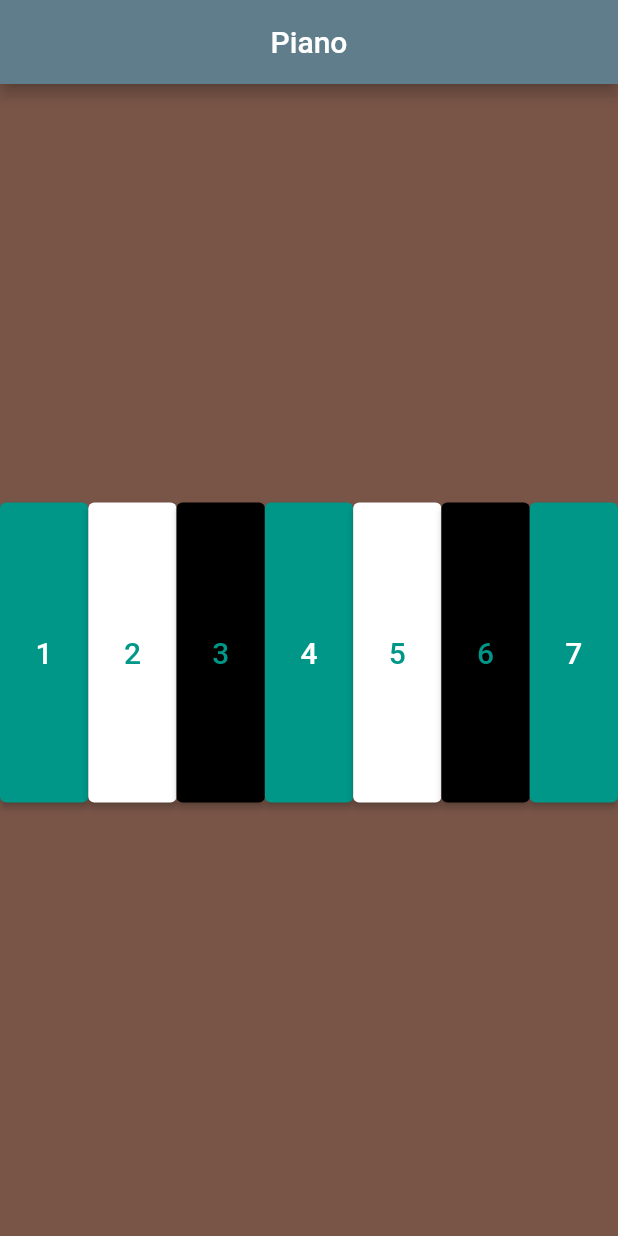
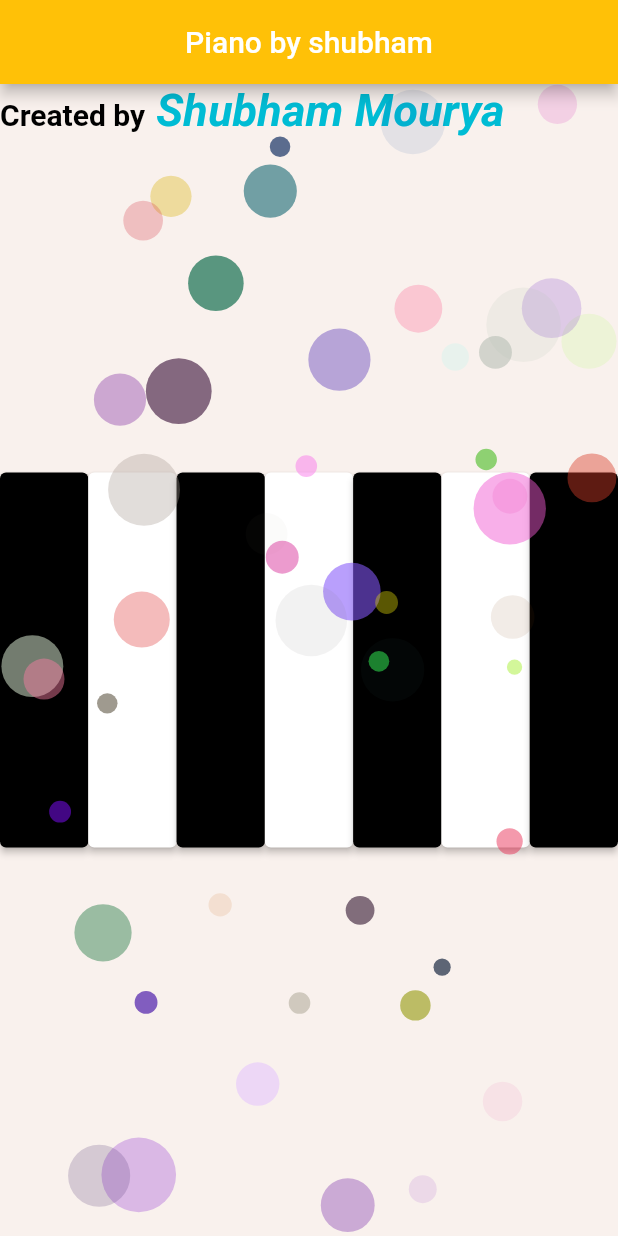
Before and after one commit to shubhamgitvns/Instrument-App, a Flutter app: the screen it shows after launch, on a phone screen of 412 x 824 dp. Run offline on Flutter 3.47's test engine with Material 2 defaults, Android fonts, the phone set to English and light mode, and no system bars; our stand-ins replace audioplayers.

Commit message:
day-2 piano app

```diff
--- a/lib/main.dart
+++ b/lib/main.dart
@@ -1,172 +1,280 @@
+import 'dart:math';
+
 import 'package:flutter/material.dart';
 import 'package:audioplayers/audioplayers.dart'; //import library to play audio
 
-void main() {
-  runApp(const Piano());
+class DiscData {
+  static final _rng = Random();
+
+  final double size;
+  final Color color;
+  final Alignment alignment;
+
+  DiscData()
+      : size = _rng.nextDouble() * 40 + 10,
+        color = Color.fromARGB(
+          _rng.nextInt(200),
+          _rng.nextInt(255),
+          _rng.nextInt(255),
+          _rng.nextInt(255),
+        ),
+        alignment = Alignment(
+          _rng.nextDouble() * 2 - 1,
+          _rng.nextDouble() * 2 - 1,
+        );
 }
 
-class Piano extends StatelessWidget {
-  const Piano({super.key});
-
-  @override
-  Widget build(BuildContext context) {
-    return MaterialApp(
+void main() async {
+  runApp(
+    MaterialApp(
       debugShowCheckedModeBanner: false,
       home: Scaffold(
-        backgroundColor: Colors.brown,
         appBar: AppBar(
-          backgroundColor: Colors.blueGrey,
-          title: const Text("Piano"),
+          backgroundColor: Colors.amber,
+          title: Text("Piano by shubham"),
           centerTitle: true,
         ),
-        body: Column(
-          mainAxisAlignment: MainAxisAlignment.center,
-          crossAxisAlignment: CrossAxisAlignment.stretch,
-          children: [
-            Row(
-              children: [
-                Expanded(
-                    child: SizedBox(
-                      height: 200,
-                      child: ElevatedButton(
-                        style:
-                        ElevatedButton.styleFrom(backgroundColor: Colors.teal),
-                        onPressed: () {
-                          print("Play");
-                          final player = AudioPlayer();
-                          player.play(AssetSource('note1.wav'));
-                        },
-                        child: const Text(
-                          "1",
-                          style: TextStyle(color: Colors.white, fontSize: 20),
+        body: Container(
+
+           color: const Color(0xddd5000),
+          child: const SizedBox.expand(
+            child: VariousDiscs(50),
           ),
         ),
       ),
     ),
+  );
+}
 
+class VariousDiscs extends StatefulWidget {
+  final int numberOfDiscs;
+
+  const VariousDiscs(this.numberOfDiscs);
+
+  @override
+  State<VariousDiscs> createState() => _VariousDiscsState();
+}
+
+class _VariousDiscsState extends State<VariousDiscs> {
+  final _discs = <DiscData>[];
+
+  @override
+  void initState() {
+    super.initState();
+    _makeDiscs();
+  }
+
+  void _makeDiscs() async {
+    _discs.clear();
+    for (int i = 0; i < widget.numberOfDiscs; i++) {
+      _discs.add(DiscData());
+    }
+    await Future.delayed(const Duration(seconds: 2));
+    _discs.clear();
+    for (int i = 0; i < widget.numberOfDiscs; i++) {
+      _discs.add(DiscData());
+    }
+  }
+
+  @override
+  Widget build(BuildContext context) {
+    return Stack(
+      children: [
+        Row(
+          children:  [
+
+    RichText(
+    text: TextSpan(
+
+      style: DefaultTextStyle.of(context).style,
+      children: const <TextSpan>[
+        TextSpan(text: 'Created by', style: TextStyle(fontWeight: FontWeight.bold,fontSize: 20,color: Colors.black)),
+        TextSpan(text: ' Shubham Mourya',style: TextStyle(fontWeight: FontWeight.bold,fontStyle: FontStyle.italic,fontSize: 30,color: Colors.cyan)),
+
+
+          ],
+        ),
+    ),
+        ]
+        ),
+        Center(
+          child: Row(
+            children: [
               Expanded(
                   child: SizedBox(
-                    height: 200,
+                height: 250,
+                child: ElevatedButton(
+                  style:
+                      ElevatedButton.styleFrom(backgroundColor: Colors.black),
+                  onPressed: () {
+                    setState(
+                      () {
+                        _makeDiscs();
+                        // await Future.delayed(Duration(seconds: 2));
+                        //_makeDiscs();
+                      },
+                    );
+                    final player = AudioPlayer();
+                    player.play(AssetSource('note1.wav'));
+
+                    print("Play");
+                  },
+                  child: const Text(
+                    "",
+                    style: TextStyle(color: Colors.teal, fontSize: 20),
+                  ),
+                ),
+              )),
+              Expanded(
+                  child: SizedBox(
+                height: 250,
                 child: ElevatedButton(
                   style:
                       ElevatedButton.styleFrom(backgroundColor: Colors.white),
                   onPressed: () {
+                    setState(() {
+                      _makeDiscs();
+                    });
                     print("Play");
                     final player = AudioPlayer();
                     player.play(AssetSource('note2.wav'));
                   },
                   child: const Text(
-                        "2",
+                    "",
                     style: TextStyle(color: Colors.teal, fontSize: 20),
                   ),
                 ),
-                  ),
-                ),
-
+              )),
               Expanded(
                   child: SizedBox(
-                    height: 200,
+                height: 250,
                 child: ElevatedButton(
                   style:
                       ElevatedButton.styleFrom(backgroundColor: Colors.black),
                   onPressed: () {
+                    setState(() {
+                      _makeDiscs();
+                    });
                     print("Play");
                     final player = AudioPlayer();
                     player.play(AssetSource('note3.wav'));
                   },
                   child: const Text(
-                        "3",
+                    "",
                     style: TextStyle(color: Colors.teal, fontSize: 20),
                   ),
                 ),
-                  ),
-                ),
-
+              )),
               Expanded(
                   child: SizedBox(
-                    height: 200,
+                height: 250,
                 child: ElevatedButton(
                   style:
-                      ElevatedButton.styleFrom(backgroundColor: Colors.teal),
+                      ElevatedButton.styleFrom(backgroundColor: Colors.white),
                   onPressed: () {
+                    setState(() {
+                      _makeDiscs();
+                    });
                     print("Play");
                     final player = AudioPlayer();
                     player.play(AssetSource('note4.wav'));
                   },
                   child: const Text(
-                        "4",
-                        style: TextStyle(color: Colors.white, fontSize: 20),
+                    "",
+                    style: TextStyle(color: Colors.teal, fontSize: 20),
                   ),
                 ),
-                  ),
-                ),
+              )),
               Expanded(
                   child: SizedBox(
-                    height: 200,
+                height: 250,
                 child: ElevatedButton(
                   style:
-                      ElevatedButton.styleFrom(backgroundColor: Colors.white),
+                      ElevatedButton.styleFrom(backgroundColor: Colors.black),
                   onPressed: () {
+                    setState(() {
+                      _makeDiscs();
+                    });
                     print("Play");
                     final player = AudioPlayer();
                     player.play(AssetSource('note5.wav'));
                   },
                   child: const Text(
-                        "5",
+                    "",
                     style: TextStyle(color: Colors.teal, fontSize: 20),
                   ),
                 ),
-                  ),
-                ),
-
+              )),
               Expanded(
                   child: SizedBox(
-                    height: 200,
+                height: 250,
                 child: ElevatedButton(
                   style:
-                      ElevatedButton.styleFrom(backgroundColor: Colors.black),
+                      ElevatedButton.styleFrom(backgroundColor: Colors.white),
                   onPressed: () {
+                    setState(() {
+                      _makeDiscs();
+                    });
                     print("Play");
                     final player = AudioPlayer();
                     player.play(AssetSource('note6.wav'));
                   },
                   child: const Text(
-                        "6",
+                    "",
                     style: TextStyle(color: Colors.teal, fontSize: 20),
                   ),
                 ),
-                  ),
-                ),
-
+              )),
               Expanded(
                   child: SizedBox(
-                    height: 200,
+                height: 250,
                 child: ElevatedButton(
                   style:
-                      ElevatedButton.styleFrom(backgroundColor: Colors.teal),
+                      ElevatedButton.styleFrom(backgroundColor: Colors.black),
                   onPressed: () {
+                    setState(() {
+                      _makeDiscs();
+                    });
                     print("Play");
                     final player = AudioPlayer();
                     player.play(AssetSource('note7.wav'));
                   },
                   child: const Text(
-                        "7",
-                        style: TextStyle(color: Colors.white, fontSize: 20),
+                    "",
+                    style: TextStyle(color: Colors.teal, fontSize: 20),
+                  ),
+                ),
+              ))
+            ],
+          ),
+        ),
+        GestureDetector(
+          onTap: () => setState(() {
+            _makeDiscs();
+          }),
+          child: Stack(
+            children: [
+              for (final disc in _discs)
+                Positioned.fill(
+                  child: AnimatedAlign(
+                    duration: const Duration(milliseconds: 500),
+                    curve: Curves.easeInOut,
+                    alignment: disc.alignment,
+                    child: AnimatedContainer(
+                      duration: const Duration(milliseconds: 500),
+                      decoration: BoxDecoration(
+                        color: disc.color,
+                        shape: BoxShape.circle,
+                      ),
+                      height: disc.size,
+                      width: disc.size,
                     ),
                   ),
                 ),
-                )
-              ],
-            ),
-            SizedBox(
-              height: 10,
-            ),
-
-
-
             ],
           ),
         ),
+      ],
     );
   }
 }
```
Also changed, not shown: 1 other file. Lines whose indentation alone changed are shown as unchanged.
